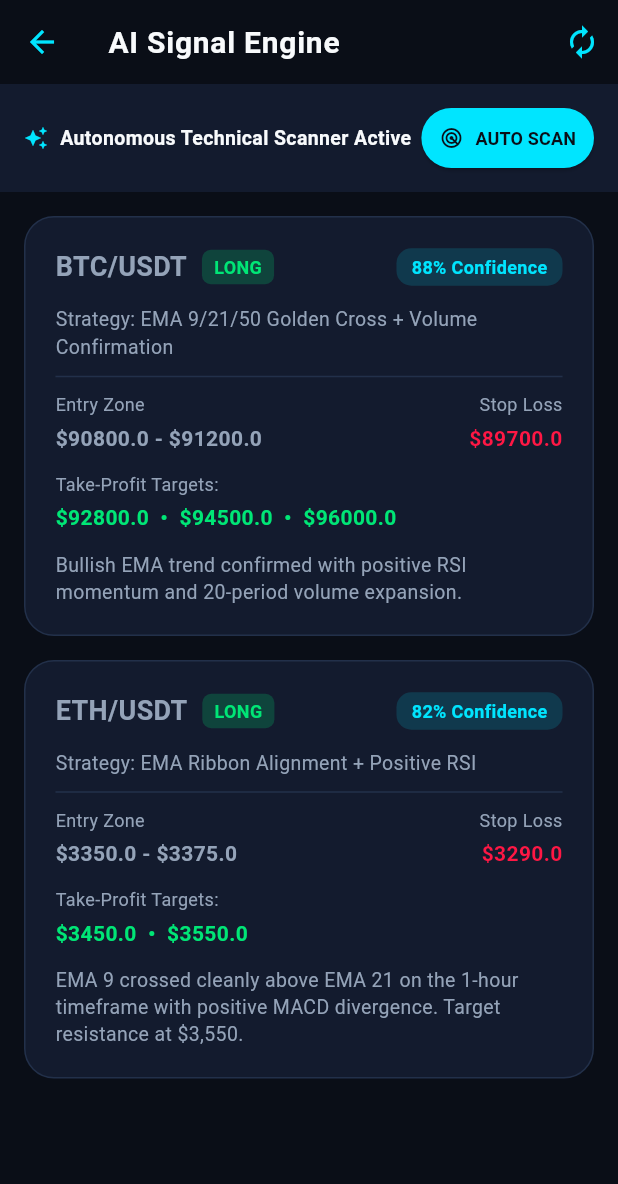
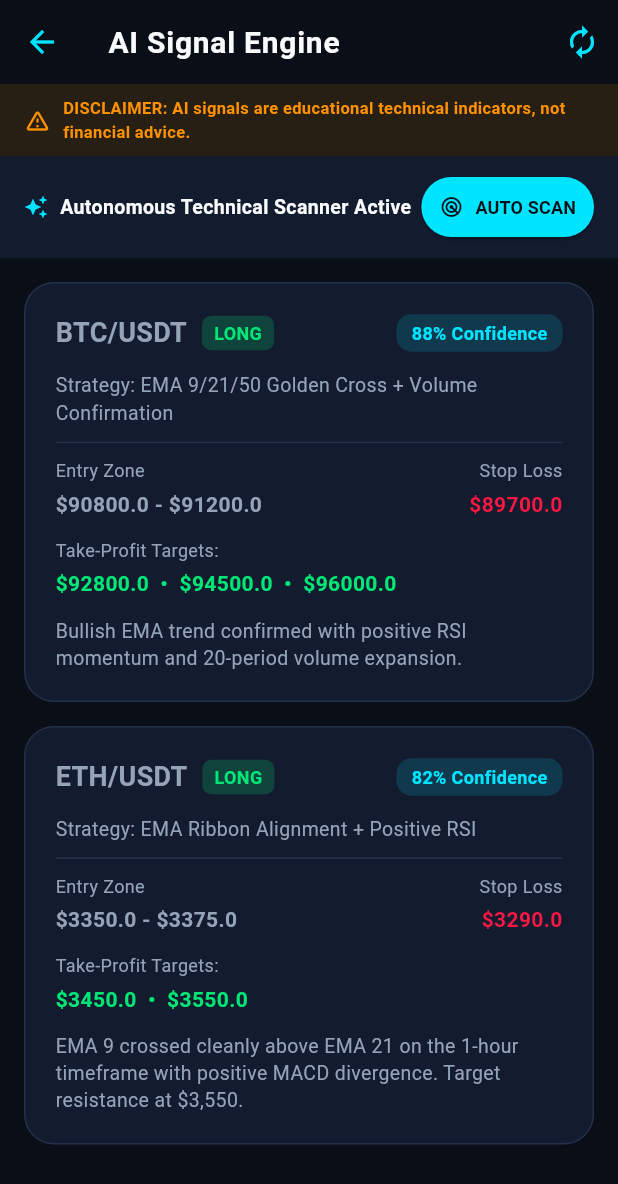
Before and after one commit to usa141/zulifqarai, a Flutter app: the SignalsScreen screen opened directly, on a phone screen of 412 x 824 dp. Shown: the top 1184 px of the screen. Run offline on Flutter 3.47's test engine with Material 3 defaults, Android fonts, the light colour scheme and no system bars; our stand-ins replace battery_plus, connectivity_plus, firebase_auth, firebase_core, firebase_messaging, fl_chart and 7 more; missing offline and left inert: flutter_overlay_window; accounts and stored records are empty; network calls fail.

Commit message:
Integrate FCM Push Notifications and Financial Disclaimer banners

```diff
--- a/lib/features/signals/signals_screen.dart
+++ b/lib/features/signals/signals_screen.dart
@@ -5,7 +5,7 @@ import '../../core/services/market_api_service.dart';
 import '../../core/services/signal_detector_service.dart';
 
 class SignalsScreen extends StatelessWidget {
-  const SignalsScreen({Key? key}) : super(key: key);
+  const SignalsScreen({super.key});
 
   @override
   Widget build(BuildContext context) {
@@ -36,8 +36,26 @@ class SignalsScreen extends StatelessWidget {
       ),
       body: Column(
         children: [
+          // Financial Disclaimer Notice
           Container(
-            padding: const EdgeInsets.symmetric(horizontal: 16, vertical: 12),
+            width: double.infinity,
+            padding: const EdgeInsets.symmetric(horizontal: 16, vertical: 8),
+            color: AppTheme.warningOrange.withValues(alpha: 0.12),
+            child: Row(
+              children: const [
+                Icon(Icons.warning_amber_rounded, color: AppTheme.warningOrange, size: 18),
+                SizedBox(width: 8),
+                Expanded(
+                  child: Text(
+                    'DISCLAIMER: AI signals are educational technical indicators, not financial advice.',
+                    style: TextStyle(color: AppTheme.warningOrange, fontSize: 11, fontWeight: FontWeight.bold),
+                  ),
+                ),
+              ],
+            ),
+          ),
+          Container(
+            padding: const EdgeInsets.symmetric(horizontal: 16, vertical: 10),
             color: AppTheme.surfaceDark,
             child: Row(
               mainAxisAlignment: MainAxisAlignment.spaceBetween,
@@ -97,8 +115,8 @@ class SignalsScreen extends StatelessWidget {
                                 padding: const EdgeInsets.symmetric(horizontal: 8, vertical: 3),
                                 decoration: BoxDecoration(
                                   color: sig.direction == 'LONG'
-                                      ? AppTheme.profitGreen.withOpacity(0.2)
-                                      : AppTheme.lossRed.withOpacity(0.2),
+                                      ? AppTheme.profitGreen.withValues(alpha: 0.2)
+                                      : AppTheme.lossRed.withValues(alpha: 0.2),
                                   borderRadius: BorderRadius.circular(6),
                                 ),
                                 child: Text(
@@ -115,7 +133,7 @@ class SignalsScreen extends StatelessWidget {
                           Container(
                             padding: const EdgeInsets.symmetric(horizontal: 10, vertical: 4),
                             decoration: BoxDecoration(
-                              color: AppTheme.primaryCyan.withOpacity(0.15),
+                              color: AppTheme.primaryCyan.withValues(alpha: 0.15),
                               borderRadius: BorderRadius.circular(10),
                             ),
                             child: Text(
--- a/pubspec.yaml
+++ b/pubspec.yaml
@@ -22,6 +22,8 @@ dependencies:
   firebase_core: ^3.12.0
   firebase_auth: ^5.5.1
   cloud_firestore: ^5.6.5
+  firebase_messaging: ^15.2.4
+  flutter_local_notifications: ^18.0.1
   flutter_overlay_window: ^0.4.5
   permission_handler: ^11.3.1
   speech_to_text: ^7.5.0
```
Also changed, not shown: lib/core/services/notification_service.dart (+71 -27 lines), pubspec.lock, 3 other files.
